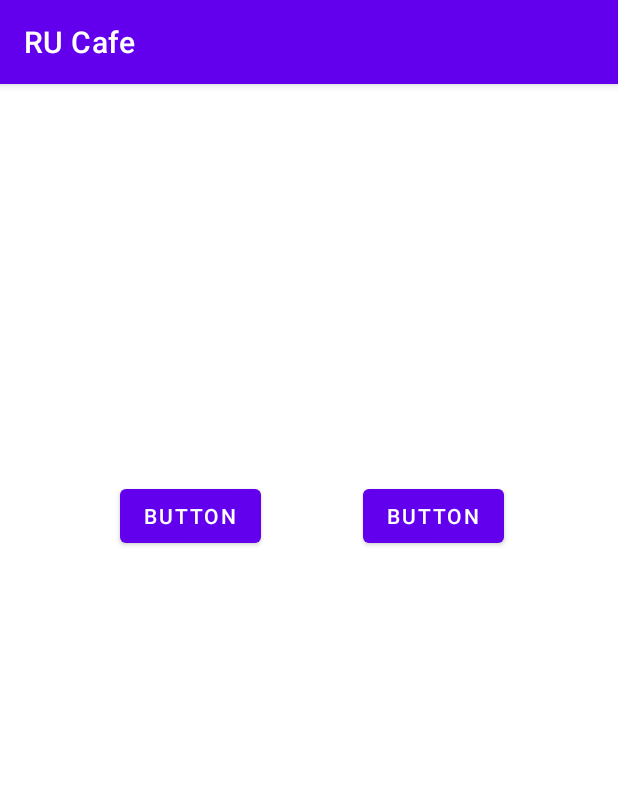
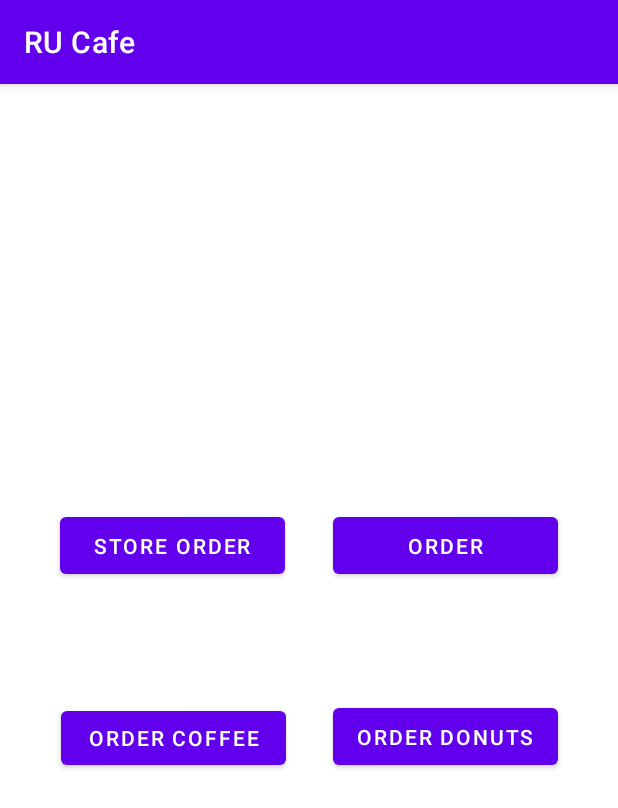
Before and after one commit to misalikesducks/RU_Cafe_Android, an Android app: the screen it shows after launch (MainActivity), on a phone screen of 412 x 824 dp. Shown: the top 808 px of the screen. Run offline under Robolectric (Android 15) with nearby library versions, the phone set to English and light mode, and no system bars.

Commit message:
:D buttons have names now wow - tiffany

```diff
--- a/app/src/main/res/layout/activity_donut_ordering.xml
+++ b/app/src/main/res/layout/activity_donut_ordering.xml
@@ -51,15 +51,15 @@
 
     <ListView
         android:id="@+id/donutOrderListView"
-        android:layout_width="329dp"
-        android:layout_height="400dp"
+        android:layout_width="332dp"
+        android:layout_height="299dp"
         android:layout_marginStart="41dp"
         android:layout_marginLeft="41dp"
-        android:layout_marginTop="36dp"
+        android:layout_marginTop="20dp"
         android:layout_marginEnd="41dp"
         android:layout_marginRight="41dp"
         app:layout_constraintEnd_toEndOf="parent"
-        app:layout_constraintHorizontal_bias="0.0"
+        app:layout_constraintHorizontal_bias="0.666"
         app:layout_constraintStart_toStartOf="parent"
         app:layout_constraintTop_toBottomOf="@+id/removeButton" />
 
@@ -99,10 +99,11 @@
         android:layout_marginLeft="138dp"
         android:layout_marginEnd="138dp"
         android:layout_marginRight="138dp"
-        android:layout_marginBottom="65dp"
+        android:layout_marginBottom="48dp"
         android:text="@string/place_order_btn"
         app:layout_constraintBottom_toBottomOf="parent"
         app:layout_constraintEnd_toEndOf="parent"
+        app:layout_constraintHorizontal_bias="1.0"
         app:layout_constraintStart_toStartOf="parent" />
 
 </androidx.constraintlayout.widget.ConstraintLayout>
--- a/app/src/main/res/layout/activity_main.xml
+++ b/app/src/main/res/layout/activity_main.xml
@@ -8,57 +8,67 @@
 
     <Button
         android:id="@+id/coffeeButton"
-        android:layout_width="wrap_content"
+        android:layout_width="150dp"
         android:layout_height="wrap_content"
-        android:layout_marginStart="67dp"
-        android:layout_marginLeft="67dp"
-        android:layout_marginTop="677dp"
-        android:layout_marginBottom="369dp"
+        android:layout_marginStart="40dp"
+        android:layout_marginLeft="40dp"
+        android:layout_marginEnd="31dp"
+        android:layout_marginRight="31dp"
+        android:layout_marginBottom="308dp"
         android:onClick="loadCoffee"
+        android:text="@string/order_coffee"
         app:layout_constraintBottom_toBottomOf="parent"
+        app:layout_constraintEnd_toStartOf="@+id/donutButton"
+        app:layout_constraintHorizontal_bias="1.0"
         app:layout_constraintStart_toStartOf="parent"
-        app:layout_constraintTop_toTopOf="parent"
-        app:layout_constraintVertical_bias="0.867"
         tools:ignore="MissingConstraints" />
 
     <Button
         android:id="@+id/donutButton"
-        android:layout_width="wrap_content"
-        android:layout_height="wrap_content"
-        android:layout_marginTop="677dp"
-        android:layout_marginEnd="82dp"
-        android:layout_marginRight="82dp"
-        android:layout_marginBottom="369dp"
+        android:layout_width="150dp"
+        android:layout_height="50dp"
+        android:layout_marginEnd="40dp"
+        android:layout_marginRight="40dp"
+        android:layout_marginBottom="308dp"
         android:onClick="loadDonut"
+        android:text="@string/order_donuts"
         app:layout_constraintBottom_toBottomOf="parent"
         app:layout_constraintEnd_toEndOf="parent"
-        app:layout_constraintTop_toTopOf="parent"
-        app:layout_constraintVertical_bias="0.867"
         tools:ignore="MissingConstraints" />
 
     <Button
         android:id="@+id/storeOrderButton"
-        android:layout_width="wrap_content"
-        android:layout_height="wrap_content"
-        android:layout_marginTop="264dp"
-        android:layout_marginEnd="76dp"
-        android:layout_marginRight="76dp"
+        android:layout_width="150dp"
+        android:layout_height="50dp"
+        android:layout_marginTop="250dp"
+        android:layout_marginEnd="40dp"
+        android:layout_marginRight="40dp"
+        android:layout_marginBottom="10dp"
         android:onClick="loadStoreOrder"
-        android:text="Button"
+        android:text="@string/order"
+        app:layout_constraintBottom_toTopOf="@+id/donutButton"
         app:layout_constraintEnd_toEndOf="parent"
         app:layout_constraintTop_toTopOf="parent"
+        app:layout_constraintVertical_bias="0.327"
         tools:ignore="MissingConstraints" />
 
     <Button
         android:id="@+id/currentOrderButton"
-        android:layout_width="wrap_content"
-        android:layout_height="wrap_content"
-        android:layout_marginTop="264dp"
-        android:layout_marginEnd="68dp"
-        android:layout_marginRight="68dp"
+        android:layout_width="150dp"
+        android:layout_height="50dp"
+        android:layout_marginStart="40dp"
+        android:layout_marginLeft="40dp"
+        android:layout_marginTop="250dp"
+        android:layout_marginEnd="31dp"
+        android:layout_marginRight="31dp"
+        android:layout_marginBottom="10dp"
         android:onClick="loadCurrentOrder"
-        android:text="Button"
+        android:text="@string/store_order"
+        app:layout_constraintBottom_toTopOf="@+id/coffeeButton"
         app:layout_constraintEnd_toStartOf="@+id/storeOrderButton"
+        app:layout_constraintHorizontal_bias="0.0"
+        app:layout_constraintStart_toStartOf="parent"
         app:layout_constraintTop_toTopOf="parent"
+        app:layout_constraintVertical_bias="0.323"
         tools:ignore="MissingConstraints" />
 </androidx.constraintlayout.widget.ConstraintLayout>
--- a/app/src/main/res/values/strings.xml
+++ b/app/src/main/res/values/strings.xml
@@ -58,4 +58,9 @@
     <string name="place_order_btn">Place Order</string>
     <string name="add_btn">Add</string>
     <string name="remove_btn">Remove</string>
+
+    <string name="order_donuts">Order Donuts</string>
+    <string name="order_coffee">Order Coffee</string>
+    <string name="order">Order</string>
+    <string name="store_order">Store Order</string>
 </resources>
```
